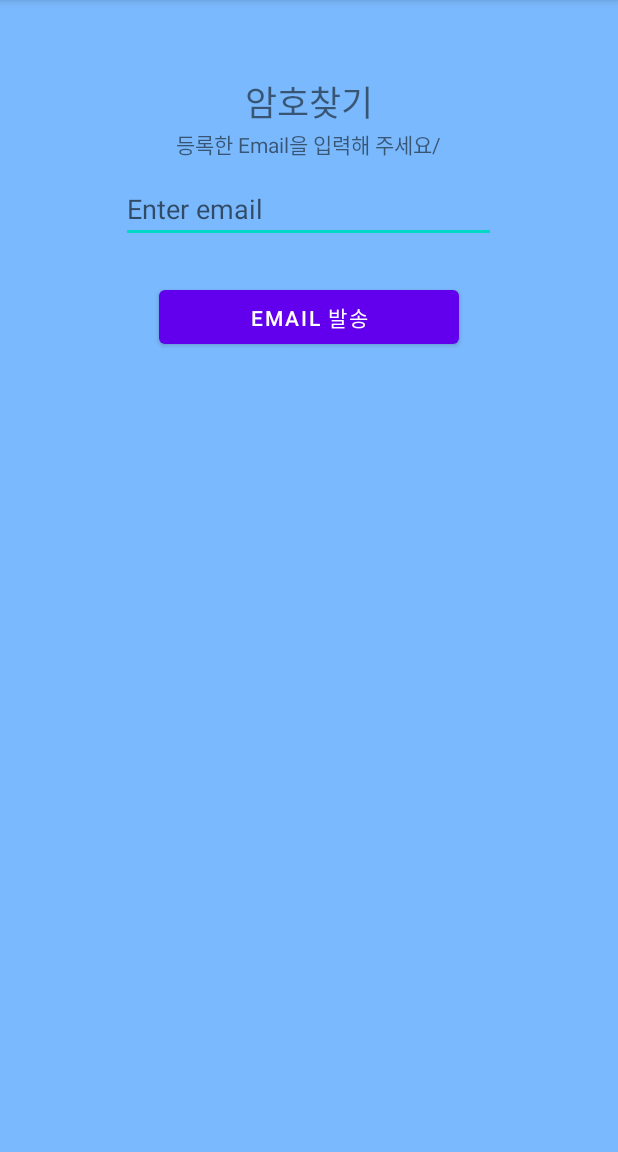
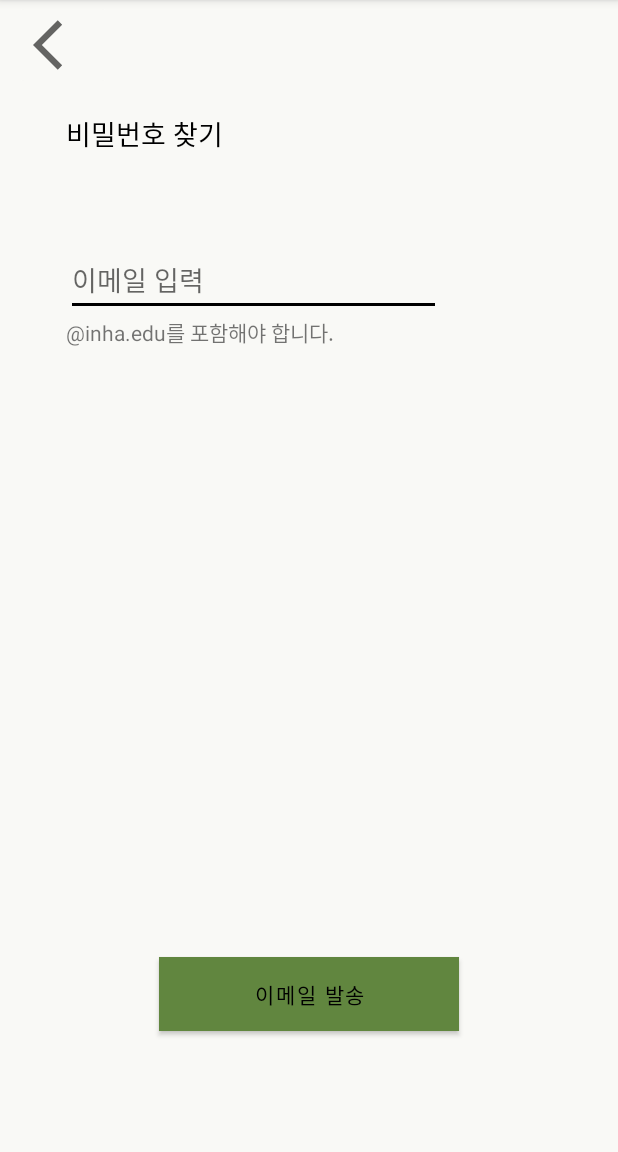
Before and after one commit to Profrog/maeju_test, an Android app: the FindActivity screen opened directly, with no data from a screen before it, on a phone screen of 412 x 824 dp, the part 84-1236 px from its top. Run offline under Robolectric (Android 15) with nearby library versions, the phone set to English and light mode, and no system bars; our stand-ins replace Firebase (no records; nobody signed in at launch, a user with empty details on screens opened directly).

Commit message:
비밀번호 찾기까지 레이아웃 변경

```diff
--- /dev/null
+++ b/app/src/main/res/drawable/ic_baseline_arrow_back_ios_24.xml
@@ -0,0 +1,10 @@
+<vector xmlns:android="http://schemas.android.com/apk/res/android"
+    android:width="40dp"
+    android:height="40dp"
+    android:viewportWidth="24"
+    android:viewportHeight="24"
+    android:tint="?attr/colorControlNormal">
+  <path
+      android:fillColor="@android:color/white"
+      android:pathData="M11.67,3.87L9.9,2.1 0,12l9.9,9.9 1.77,-1.77L3.54,12z"/>
+</vector>
--- a/app/src/main/res/layout/activity_find.xml
+++ b/app/src/main/res/layout/activity_find.xml
@@ -5,38 +5,65 @@
     android:layout_width="match_parent"
     android:layout_height="match_parent"
     android:orientation="vertical"
-    android:background="#7ab9fd">
-
-    <TextView
-        android:layout_gravity="center_horizontal"
+    android:background="#F9F9F6"
+    >
+    <ImageButton
+        android:id="@+id/gotomain"
         android:layout_width="wrap_content"
         android:layout_height="wrap_content"
-        android:layout_marginTop="50dp"
-        android:textSize="23dp"
-        android:text="암호찾기" />
+        android:src="@drawable/ic_baseline_arrow_back_ios_24"
+        android:layout_marginLeft="10dp"
+        android:backgroundTint="#F9F9F6"/>
+    <TextView
 
-    <TextView
-        android:text="등록한 Email을 입력해 주세요/"
-        android:layout_gravity="center_horizontal"
-        android:layout_width="wrap_content"
-        android:layout_height="wrap_content" />
+        android:layout_width="133dp"
+        android:layout_marginTop="15dp"
+        android:layout_height="wrap_content"
+        android:layout_alignParentLeft="true"
+        android:layout_alignParentTop="true"
+        android:layout_gravity="left"
+        android:layout_marginLeft="44dp"
+        android:text="비밀번호 찾기"
+        android:textColor="#000000"
+        android:textSize="18sp" />
+
+
+
+
 
     <EditText
+        android:textSize="18sp"
         android:id="@+id/editTextUserEmail"
+        android:backgroundTint="#000000"
         android:layout_width="250dp"
         android:layout_height="wrap_content"
-        android:layout_margin="10dp"
-        android:layout_gravity="center_horizontal"
-        android:hint="Enter email"
-        android:inputType="textEmailAddress" />
+        android:layout_gravity="left"
+        android:layout_marginLeft="44dp"
+        android:layout_marginTop="60dp"
+        android:hint="이메일 입력"
+        android:inputType="textEmailAddress"
+        android:minHeight="48dp" />
+    <TextView
+
+        android:layout_gravity="left"
+        android:layout_marginLeft="44dp"
+        android:layout_width="wrap_content"
+        android:layout_height="wrap_content"
+
+        android:text="\@inha.edu를 포함해야 합니다." />
 
     <Button
         android:id="@+id/buttonFind"
         android:layout_width="200dp"
-        android:layout_height="wrap_content"
-        android:layout_margin="15dp"
+        android:layout_height="61dp"
         android:layout_gravity="center_horizontal"
-        android:text="Email 발송" />
+        android:layout_marginTop="400dp"
+        android:text="이메일 발송"
+        android:textColor="#000000"
+        app:backgroundTint="#61863F"
+        app:cornerRadius="0dp" />
+
+
 
     <TextView
         android:layout_gravity="center_horizontal"
--- a/app/src/main/res/layout/activity_main.xml
+++ b/app/src/main/res/layout/activity_main.xml
@@ -4,7 +4,15 @@
     xmlns:tools="http://schemas.android.com/tools"
     android:layout_width="match_parent"
     android:layout_height="match_parent"
+    android:background="#F9F9F6"
     android:orientation="vertical">
+    <ImageButton
+        android:id="@+id/gotomain"
+        android:layout_width="wrap_content"
+        android:layout_height="wrap_content"
+        android:src="@drawable/ic_baseline_arrow_back_ios_24"
+        android:layout_marginLeft="10dp"
+        android:backgroundTint="#F9F9F6"/>
 
 
     <TextView
@@ -75,7 +83,7 @@
         android:layout_width="200dp"
         android:layout_height="61dp"
         android:layout_gravity="center_horizontal"
-        android:layout_marginTop="300dp"
+        android:layout_marginTop="250dp"
         android:text="가입완료"
         android:textColor="#000000"
         app:backgroundTint="#61863F"
--- a/app/src/main/res/layout/activity_sign_up.xml
+++ b/app/src/main/res/layout/activity_sign_up.xml
@@ -3,6 +3,7 @@
     android:layout_width="match_parent"
     android:layout_height="match_parent"
     android:orientation="vertical">
+
 
     <TextView
         android:id="@+id/textView"
--- a/app/src/main/res/layout/activity_start.xml
+++ b/app/src/main/res/layout/activity_start.xml
@@ -4,6 +4,7 @@
     xmlns:tools="http://schemas.android.com/tools"
     android:layout_width="match_parent"
     android:layout_height="match_parent"
+    android:background="#F9F9F6"
     android:orientation="vertical">
 
 
--- a/app/src/main/res/layout/login_activity.xml
+++ b/app/src/main/res/layout/login_activity.xml
@@ -1,10 +1,18 @@
 <?xml version="1.0" encoding="utf-8"?>
 <LinearLayout xmlns:android="http://schemas.android.com/apk/res/android"
     xmlns:app="http://schemas.android.com/apk/res-auto"
+    android:background="#F9F9F6"
     xmlns:tools="http://schemas.android.com/tools"
     android:layout_width="match_parent"
     android:layout_height="match_parent"
     android:orientation="vertical">
+    <ImageButton
+        android:id="@+id/gotomain"
+        android:layout_width="wrap_content"
+        android:layout_height="wrap_content"
+        android:src="@drawable/ic_baseline_arrow_back_ios_24"
+        android:layout_marginLeft="10dp"
+        android:backgroundTint="#F9F9F6"/>
 
     <TextView
         android:layout_width="133dp"
```
